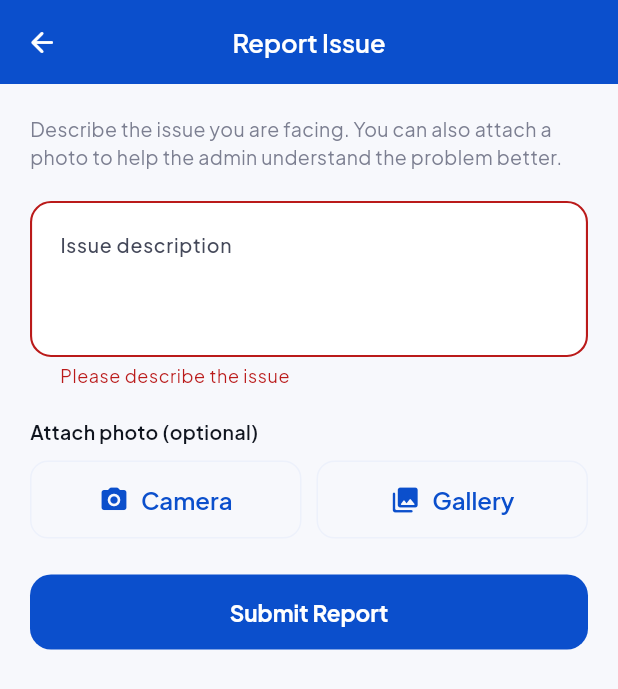
After one commit to Sumit46p/Sarathi, a Flutter app: the ReportIssueScreen screen opened directly, after a tap on "Submit Report", on a phone screen of 412 x 824 dp. The commit adds this screen. Shown: the top 689 px of the screen. Run offline on Flutter 3.47's test engine with Material 3 defaults, Android fonts, the phone set to English and light mode, and no system bars; our stand-ins replace flutter_map, flutter_secure_storage, geolocator, google_fonts, image_picker, latlong2; accounts and stored records are empty; network calls fail.

Commit message:
feat: add Report Issue feature with camera support - Add ReportIssueScreen with description field, camera/gallery image picker - Add reportIssue() API method using multipart/form-data - Add IssueReport model, serializer, migration - Add POST /api/drivers/me/report-issue/ endpoint - Wire Report Issue button in dashboard Quick Actions

```diff
--- a/driver_app/lib/screens/dashboard_screen.dart
+++ b/driver_app/lib/screens/dashboard_screen.dart
@@ -8,6 +8,7 @@ import '../services/api_service.dart';
 import 'login_screen.dart';
 import 'profile_screen.dart';
 import 'trips_screen.dart';
+import 'report_issue_screen.dart';
 
 class DashboardScreen extends StatefulWidget {
   const DashboardScreen({super.key});
@@ -533,7 +534,9 @@ class _DashboardScreenState extends State<DashboardScreen> {
           children: [
             ActionButton(label: 'SOS\nHelp', icon: Icons.emergency_share_rounded, color: AppTheme.errorColor, onTap: () {}),
             ActionButton(label: 'Fuel\nEntry', icon: Icons.local_gas_station_rounded, color: AppTheme.primaryColor, onTap: () {}),
-            ActionButton(label: 'Report\nIssue', icon: Icons.build_circle_rounded, color: const Color(0xFF7C3AED), onTap: () {}),
+            ActionButton(label: 'Report\nIssue', icon: Icons.build_circle_rounded, color: const Color(0xFF7C3AED), onTap: () {
+              Navigator.of(context).push(MaterialPageRoute(builder: (_) => const ReportIssueScreen()));
+            }),
             ActionButton(label: 'Inspect\nVehicle', icon: Icons.fact_check_rounded, color: AppTheme.tertiaryColor, onTap: () {}),
           ],
         ),
--- /dev/null
+++ b/driver_app/lib/screens/report_issue_screen.dart
@@ -0,0 +1,217 @@
+import 'dart:io';
+import 'package:flutter/material.dart';
+import 'package:google_fonts/google_fonts.dart';
+import 'package:image_picker/image_picker.dart';
+import '../theme.dart';
+import '../services/api_service.dart';
+
+class ReportIssueScreen extends StatefulWidget {
+  const ReportIssueScreen({super.key});
+
+  @override
+  State<ReportIssueScreen> createState() => _ReportIssueScreenState();
+}
+
+class _ReportIssueScreenState extends State<ReportIssueScreen> {
+  final _formKey = GlobalKey<FormState>();
+  final _descriptionController = TextEditingController();
+  final _imagePicker = ImagePicker();
+  File? _selectedImage;
+  bool _submitting = false;
+
+  Future<void> _pickImage(ImageSource source) async {
+    final XFile? picked = await _imagePicker.pickImage(
+      source: source,
+      maxWidth: 1200,
+      maxHeight: 1200,
+      imageQuality: 85,
+    );
+
+    if (picked != null) {
+      setState(() {
+        _selectedImage = File(picked.path);
+      });
+    }
+  }
+
+  Future<void> _submit() async {
+    if (!_formKey.currentState!.validate()) return;
+
+    setState(() => _submitting = true);
+
+    final success = await ApiService.reportIssue(
+      description: _descriptionController.text.trim(),
+      image: _selectedImage,
+    );
+
+    if (!mounted) return;
+
+    setState(() => _submitting = false);
+
+    if (success) {
+      ScaffoldMessenger.of(context).showSnackBar(
+        SnackBar(
+          content: Text('Issue reported successfully', style: GoogleFonts.plusJakartaSans(fontWeight: FontWeight.w600)),
+          backgroundColor: AppTheme.secondaryColor,
+          behavior: SnackBarBehavior.floating,
+          shape: RoundedRectangleBorder(borderRadius: BorderRadius.circular(12)),
+          margin: const EdgeInsets.all(16),
+        ),
+      );
+      _descriptionController.clear();
+      setState(() => _selectedImage = null);
+    } else {
+      ScaffoldMessenger.of(context).showSnackBar(
+        SnackBar(
+          content: Text('Failed to report issue. Please try again.', style: GoogleFonts.plusJakartaSans(fontWeight: FontWeight.w600)),
+          backgroundColor: AppTheme.errorColor,
+          behavior: SnackBarBehavior.floating,
+          shape: RoundedRectangleBorder(borderRadius: BorderRadius.circular(12)),
+          margin: const EdgeInsets.all(16),
+        ),
+      );
+    }
+  }
+
+  @override
+  Widget build(BuildContext context) {
+    return Scaffold(
+      backgroundColor: AppTheme.background,
+      appBar: AppBar(
+        title: Text('Report Issue', style: GoogleFonts.plusJakartaSans(fontWeight: FontWeight.w600, color: Colors.white)),
+        backgroundColor: AppTheme.primaryColor,
+        elevation: 0,
+        automaticallyImplyLeading: false,
+        leading: IconButton(
+          icon: const Icon(Icons.arrow_back_rounded, color: Colors.white),
+          onPressed: () => Navigator.of(context).pop(),
+        ),
+      ),
+      body: SingleChildScrollView(
+        physics: const BouncingScrollPhysics(),
+        padding: const EdgeInsets.all(20),
+        child: Form(
+          key: _formKey,
+          child: Column(
+            crossAxisAlignment: CrossAxisAlignment.start,
+            children: [
+              Text(
+                'Describe the issue you are facing. You can also attach a photo to help the admin understand the problem better.',
+                style: GoogleFonts.plusJakartaSans(fontSize: 13, color: AppTheme.outline),
+              ),
+              const SizedBox(height: 20),
+              TextFormField(
+                controller: _descriptionController,
+                maxLines: 6,
+                minLines: 3,
+                validator: (value) {
+                  if (value == null || value.trim().isEmpty) {
+                    return 'Please describe the issue';
+                  }
+                  return null;
+                },
+                decoration: InputDecoration(
+                  labelText: 'Issue description',
+                  hintText: 'e.g. Vehicle making unusual noise, GPS not updating...',
+                  alignLabelWithHint: true,
+                  border: OutlineInputBorder(borderRadius: BorderRadius.circular(14)),
+                  filled: true,
+                  fillColor: AppTheme.surfaceLowest,
+                ),
+                style: GoogleFonts.plusJakartaSans(color: AppTheme.onSurface),
+              ),
+              const SizedBox(height: 20),
+              Text('Attach photo (optional)', style: GoogleFonts.plusJakartaSans(fontSize: 13, fontWeight: FontWeight.w600, color: AppTheme.onSurface)),
+              const SizedBox(height: 10),
+              Row(
+                children: [
+                  Expanded(
+                    child: OutlinedButton.icon(
+                      onPressed: () => _pickImage(ImageSource.camera),
+                      icon: const Icon(Icons.camera_alt_rounded, size: 20),
+                      label: Text('Camera', style: GoogleFonts.plusJakartaSans(fontWeight: FontWeight.w600)),
+                      style: OutlinedButton.styleFrom(
+                        foregroundColor: AppTheme.primaryColor,
+                        side: const BorderSide(color: AppTheme.surfaceContainer),
+                        padding: const EdgeInsets.symmetric(vertical: 14),
+                        shape: RoundedRectangleBorder(borderRadius: BorderRadius.circular(12)),
+                      ),
+                    ),
+                  ),
+                  const SizedBox(width: 10),
+                  Expanded(
+                    child: OutlinedButton.icon(
+                      onPressed: () => _pickImage(ImageSource.gallery),
+                      icon: const Icon(Icons.photo_library_rounded, size: 20),
+                      label: Text('Gallery', style: GoogleFonts.plusJakartaSans(fontWeight: FontWeight.w600)),
+                      style: OutlinedButton.styleFrom(
+                        foregroundColor: AppTheme.primaryColor,
+                        side: const BorderSide(color: AppTheme.surfaceContainer),
+                        padding: const EdgeInsets.symmetric(vertical: 14),
+                        shape: RoundedRectangleBorder(borderRadius: BorderRadius.circular(12)),
+                      ),
+                    ),
+                  ),
+                ],
+              ),
+              if (_selectedImage != null) ...[
+                const SizedBox(height: 16),
+                Stack(
+                  children: [
+                    ClipRRect(
+                      borderRadius: BorderRadius.circular(14),
+                      child: Image.file(
+                        _selectedImage!,
+                        width: double.infinity,
+                        height: 220,
+                        fit: BoxFit.cover,
+                      ),
+                    ),
+                    Positioned(
+                      top: 8,
+                      right: 8,
+                      child: GestureDetector(
+                        onTap: () {
+                          setState(() => _selectedImage = null);
+                        },
+                        child: Container(
+                          width: 32,
+                          height: 32,
+                          decoration: const BoxDecoration(color: Colors.black54, shape: BoxShape.circle),
+                          child: const Icon(Icons.close_rounded, color: Colors.white, size: 18),
+                        ),
+                      ),
+                    ),
+                  ],
+                ),
+              ],
+              const SizedBox(height: 24),
+              SizedBox(
+                width: double.infinity,
+                height: 50,
+                child: ElevatedButton(
+                  onPressed: _submitting ? null : _submit,
+                  style: ElevatedButton.styleFrom(
+                    backgroundColor: AppTheme.primaryColor,
+                    foregroundColor: Colors.white,
+                    disabledBackgroundColor: AppTheme.surfaceContainer,
+                    shape: RoundedRectangleBorder(borderRadius: BorderRadius.circular(14)),
+                  ),
+                  child: _submitting
+                      ? const SizedBox(width: 20, height: 20, child: CircularProgressIndicator(strokeWidth: 2, color: Colors.white))
+                      : Text('Submit Report', style: GoogleFonts.plusJakartaSans(fontWeight: FontWeight.w700, fontSize: 15)),
+                ),
+              ),
+            ],
+          ),
+        ),
+      ),
+    );
+  }
+
+  @override
+  void dispose() {
+    _descriptionController.dispose();
+    super.dispose();
+  }
+}
```
Also changed, not shown: driver_app/lib/services/api_service.dart (+33 -0 lines), 8 other files.
